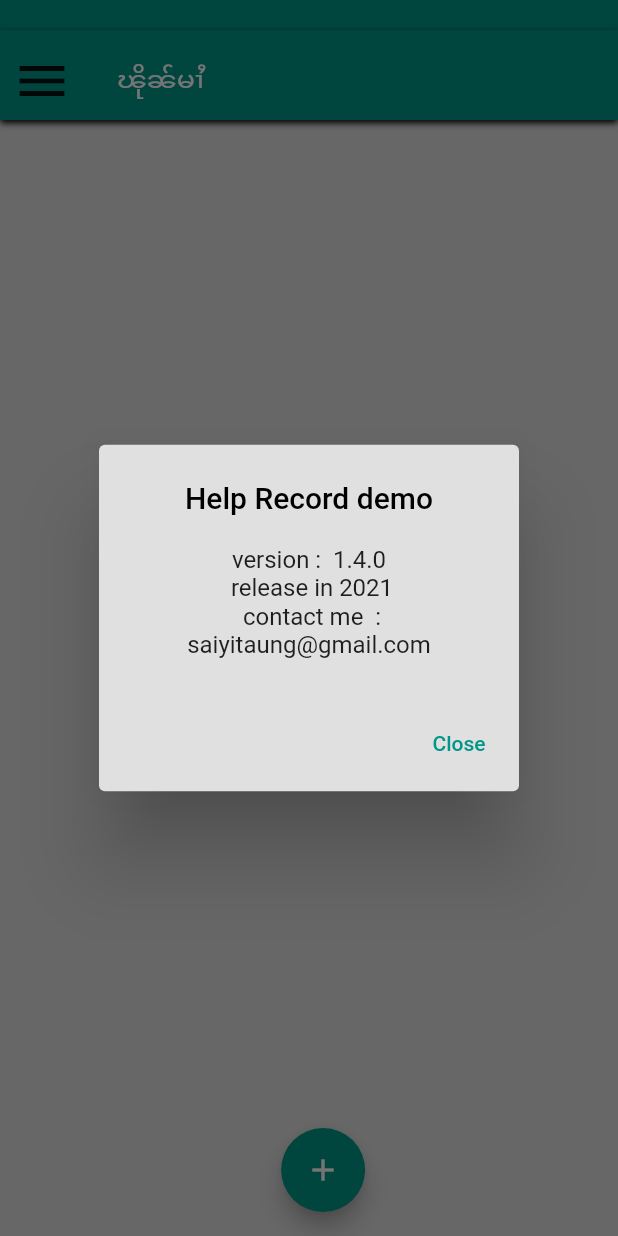
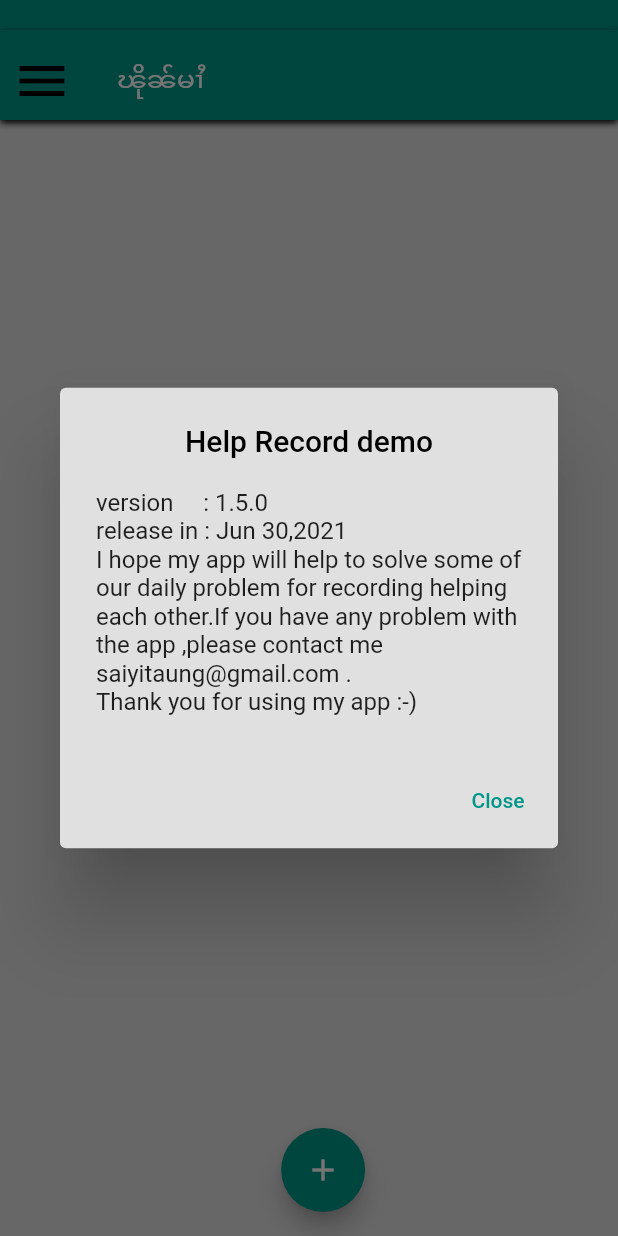
Before and after one commit to saiyitaung/hrecordapp, a Flutter app: the screen it shows after launch, after a tap on the "menu" icon, after a tap on "About", on a phone screen of 412 x 824 dp. Run offline on Flutter 3.47's test engine with Material 2 defaults, Android fonts, the phone set to English and light mode, and no system bars; our stand-ins replace fl_chart, hive, hive_flutter, timelines; accounts and stored records are empty.

Commit message:
fix bugs and release v1.5.0

```diff
--- a/lib/main.dart
+++ b/lib/main.dart
@@ -205,6 +205,7 @@ class _MyHomePageState extends State<MyHomePage>
                                   icon: Icon(
                                     Icons.menu,
                                     size: 40,
+                                    color: Theme.of(context).textTheme.headline6.color,
                                   )),
                               Padding(
                                 child: Text(
@@ -354,8 +355,8 @@ class _MyHomePageState extends State<MyHomePage>
                                       child: Text("Close"))
                                 ],
                                 content: Text(
-                                  "version :  1.4.0  \n release in 2021 \n contact me  :  \nsaiyitaung@gmail.com",
-                                  textAlign: TextAlign.center,
+                                  "version     : 1.5.0  \nrelease in : Jun 30,2021 \nI hope my app will help to solve some of our daily problem for recording helping each other.If you have any problem with the app ,please contact me  saiyitaung@gmail.com .\nThank you for using my app :-)",
+                                  // textAlign: TextAlign.center,
                                 ),
                               ));
                     },
--- a/lib/recorddetail.dart
+++ b/lib/recorddetail.dart
@@ -543,12 +543,13 @@ class _CustomSearchState extends State<CustomSearchHintDelegate> {
 
                     decoration: InputDecoration(
                       hintText: "Search",
-                      hintStyle: TextStyle(color: Theme.of(context).textTheme.headline1.color.withOpacity(.5)),
+                      hintStyle: TextStyle(color: Theme.of(context).textTheme.headline6.color.withOpacity(.5)),
                       border: InputBorder.none
                     ),
                     onChanged: (q) {
                       setState(() {
                         datas = filter(q);
+
                       });
                     },
                   ),
@@ -587,6 +588,7 @@ class _CustomSearchState extends State<CustomSearchHintDelegate> {
             child: ListView.builder(
           padding: EdgeInsets.zero,
           itemBuilder: (context, index) {
+             datas.sort((a,b)=>utils.sortByisDone(a, b));
             Item item = datas[index];
             return Container(
               height: 62,
--- a/lib/ui/helpdetail.dart
+++ b/lib/ui/helpdetail.dart
@@ -31,7 +31,7 @@ class HelpDetail extends StatelessWidget {
             BoxShadow(
                 offset: Offset(0.0, 0.0), color: Colors.black87, blurRadius: .2)
           ]),
-      height: hheight == null ? 300 : hheight,
+      height: hheight == null ? (MediaQuery.of(context).size.height /100) * 50 : hheight,
       width: wwidth == null ? MediaQuery.of(context).size.width / 2 : wwidth,
       child: Column(children: [
         !isFinished
--- a/pubspec.yaml
+++ b/pubspec.yaml
@@ -15,7 +15,7 @@ publish_to: 'none' # Remove this line if you wish to publish to pub.dev
 # In iOS, build-name is used as CFBundleShortVersionString while build-number used as CFBundleVersion.
 # Read more about iOS versioning at
 # https://developer.apple.com/library/archive/documentation/General/Reference/InfoPlistKeyReference/Articles/CoreFoundationKeys.html
-version: 1.4.0+1
+version: 1.5.0+1
 
 environment:
   sdk: ">=2.7.0 <3.0.0"
```
Also changed, not shown: lib/itemdetail.dart (+33 -14 lines).
